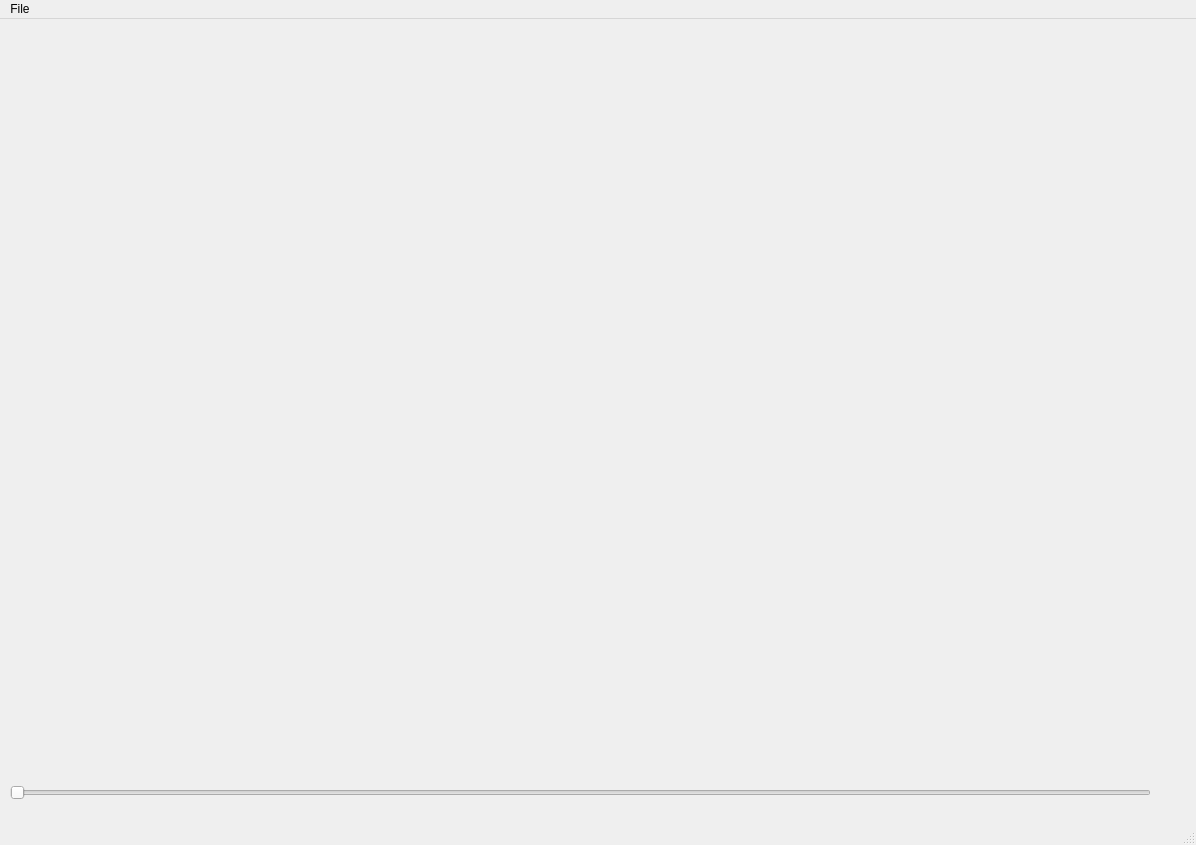
Qt form grafix.ui (mnstupichev/Qt_Project) before a commit.
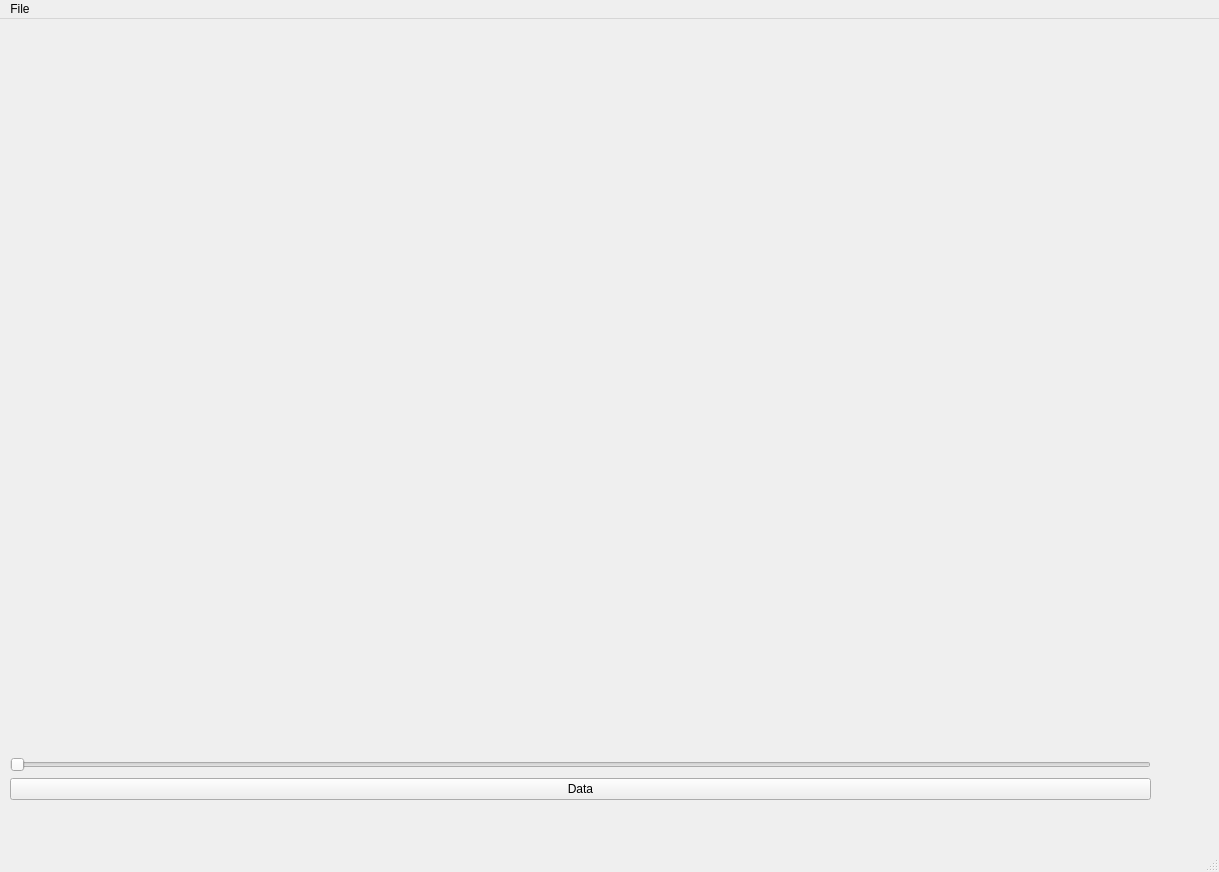
The same form after that commit. Icons and pictures are not drawn. Custom widgets are drawn as their Qt base class.

```diff
--- a/grafix.ui
+++ b/grafix.ui
@@ -6,8 +6,8 @@
    <rect>
     <x>0</x>
     <y>0</y>
-    <width>1196</width>
-    <height>845</height>
+    <width>1219</width>
+    <height>872</height>
    </rect>
   </property>
   <property name="windowTitle">
@@ -313,6 +313,13 @@
        </property>
       </widget>
      </item>
+     <item>
+      <widget class="QPushButton" name="pushButton">
+       <property name="text">
+        <string>Data</string>
+       </property>
+      </widget>
+     </item>
     </layout>
    </widget>
   </widget>
@@ -321,7 +328,7 @@
     <rect>
      <x>0</x>
      <y>0</y>
-     <width>1196</width>
+     <width>1219</width>
      <height>22</height>
     </rect>
    </property>
```
